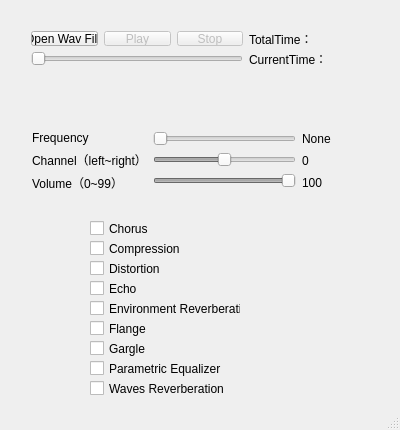
The window that Audio/DirectSoundPlay/mainwindow.ui (lgxZJ/Miscellaneous) describes before a commit, drawn with Qt 5.
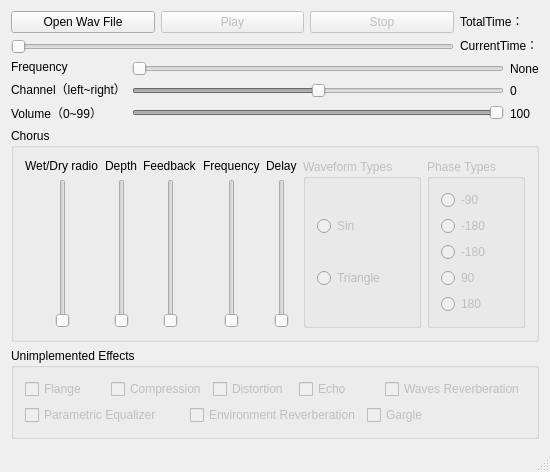
The same window after the commit.

Commit message: + add partial chorus effect[dynamic applying change remained]

What changed in the file:
```diff
--- a/Audio/DirectSoundPlay/mainwindow.ui
+++ b/Audio/DirectSoundPlay/mainwindow.ui
@@ -6,23 +6,16 @@
    <rect>
     <x>0</x>
     <y>0</y>
-    <width>400</width>
-    <height>430</height>
+    <width>530</width>
+    <height>441</height>
    </rect>
   </property>
   <property name="windowTitle">
    <string>MainWindow</string>
   </property>
   <widget class="QWidget" name="centralWidget">
-   <widget class="QWidget" name="layoutWidget">
-    <property name="geometry">
-     <rect>
-      <x>20</x>
-      <y>20</y>
-      <width>319</width>
-      <height>57</height>
-     </rect>
-    </property>
+   <layout class="QGridLayout" name="gridLayout_5">
+    <item row="0" column="0">
     <layout class="QHBoxLayout" name="horizontalLayout_5">
      <item>
       <layout class="QVBoxLayout" name="verticalLayout">
@@ -88,16 +81,8 @@
       </layout>
      </item>
     </layout>
-   </widget>
-   <widget class="QWidget" name="layoutWidget">
-    <property name="geometry">
-     <rect>
-      <x>21</x>
-      <y>120</y>
-      <width>321</width>
-      <height>82</height>
-     </rect>
-    </property>
+    </item>
+    <item row="1" column="0">
     <layout class="QHBoxLayout" name="horizontalLayout_2">
      <item>
       <layout class="QVBoxLayout" name="verticalLayout_4">
@@ -202,124 +187,452 @@
       </layout>
      </item>
     </layout>
-   </widget>
-   <widget class="QCheckBox" name="checkBox">
-    <property name="geometry">
-     <rect>
-      <x>90</x>
-      <y>220</y>
-      <width>70</width>
-      <height>17</height>
-     </rect>
-    </property>
-    <property name="text">
+    </item>
+    <item row="2" column="0">
+     <widget class="QGroupBox" name="waveformTy">
+      <property name="title">
      <string>Chorus</string>
     </property>
-   </widget>
+      <layout class="QGridLayout" name="gridLayout_3">
+       <item row="0" column="0">
+        <layout class="QVBoxLayout" name="verticalLayout_7">
+         <item>
+          <widget class="QLabel" name="wetDryLabel">
+           <property name="text">
+            <string>Wet/Dry radio</string>
+           </property>
+          </widget>
+         </item>
+         <item>
+          <layout class="QHBoxLayout" name="horizontalLayout_6">
+           <item>
+            <spacer name="horizontalSpacer">
+             <property name="orientation">
+              <enum>Qt::Horizontal</enum>
+             </property>
+             <property name="sizeHint" stdset="0">
+              <size>
+               <width>0</width>
+               <height>0</height>
+              </size>
+             </property>
+            </spacer>
+           </item>
+           <item>
+            <widget class="QSlider" name="wetDrySlider">
+             <property name="enabled">
+              <bool>false</bool>
+             </property>
+             <property name="orientation">
+              <enum>Qt::Vertical</enum>
+             </property>
+            </widget>
+           </item>
+           <item>
+            <spacer name="horizontalSpacer_2">
+             <property name="orientation">
+              <enum>Qt::Horizontal</enum>
+             </property>
+             <property name="sizeType">
+              <enum>QSizePolicy::Expanding</enum>
+             </property>
+             <property name="sizeHint" stdset="0">
+              <size>
+               <width>0</width>
+               <height>0</height>
+              </size>
+             </property>
+            </spacer>
+           </item>
+          </layout>
+         </item>
+        </layout>
+       </item>
+       <item row="0" column="1">
+        <layout class="QVBoxLayout" name="verticalLayout_8">
+         <item>
+          <widget class="QLabel" name="depthLabel">
+           <property name="text">
+            <string>Depth</string>
+           </property>
+          </widget>
+         </item>
+         <item>
+          <layout class="QHBoxLayout" name="horizontalLayout_7">
+           <item>
+            <spacer name="horizontalSpacer_3">
+             <property name="orientation">
+              <enum>Qt::Horizontal</enum>
+             </property>
+             <property name="sizeHint" stdset="0">
+              <size>
+               <width>0</width>
+               <height>0</height>
+              </size>
+             </property>
+            </spacer>
+           </item>
+           <item>
+            <widget class="QSlider" name="depthSlider">
+             <property name="enabled">
+              <bool>false</bool>
+             </property>
+             <property name="orientation">
+              <enum>Qt::Vertical</enum>
+             </property>
+            </widget>
+           </item>
+           <item>
+            <spacer name="horizontalSpacer_4">
+             <property name="orientation">
+              <enum>Qt::Horizontal</enum>
+             </property>
+             <property name="sizeHint" stdset="0">
+              <size>
+               <width>0</width>
+               <height>0</height>
+              </size>
+             </property>
+            </spacer>
+           </item>
+          </layout>
+         </item>
+        </layout>
+       </item>
+       <item row="0" column="2">
+        <layout class="QVBoxLayout" name="verticalLayout_10">
+         <item>
+          <widget class="QLabel" name="feedbackLabel">
+           <property name="text">
+            <string>Feedback</string>
+           </property>
+          </widget>
+         </item>
+         <item>
+          <layout class="QHBoxLayout" name="horizontalLayout_9">
+           <item>
+            <spacer name="horizontalSpacer_7">
+             <property name="orientation">
+              <enum>Qt::Horizontal</enum>
+             </property>
+             <property name="sizeHint" stdset="0">
+              <size>
+               <width>0</width>
+               <height>0</height>
+              </size>
+             </property>
+            </spacer>
+           </item>
+           <item>
+            <widget class="QSlider" name="feedbackSlider">
+             <property name="enabled">
+              <bool>false</bool>
+             </property>
+             <property name="orientation">
+              <enum>Qt::Vertical</enum>
+             </property>
+            </widget>
+           </item>
+           <item>
+            <spacer name="horizontalSpacer_8">
+             <property name="orientation">
+              <enum>Qt::Horizontal</enum>
+             </property>
+             <property name="sizeHint" stdset="0">
+              <size>
+               <width>0</width>
+               <height>0</height>
+              </size>
+             </property>
+            </spacer>
+           </item>
+          </layout>
+         </item>
+        </layout>
+       </item>
+       <item row="0" column="3">
+        <layout class="QVBoxLayout" name="verticalLayout_11">
+         <item>
+          <widget class="QLabel" name="chorusFreqneucyLabel">
+           <property name="text">
+            <string>Frequency</string>
+           </property>
+          </widget>
+         </item>
+         <item>
+          <layout class="QHBoxLayout" name="horizontalLayout_10">
+           <item>
+            <spacer name="horizontalSpacer_9">
+             <property name="orientation">
+              <enum>Qt::Horizontal</enum>
+             </property>
+             <property name="sizeHint" stdset="0">
+              <size>
+               <width>0</width>
+               <height>0</height>
+              </size>
+             </property>
+            </spacer>
+           </item>
+           <item>
+            <widget class="QSlider" name="chorusFrequencySlider">
+             <property name="enabled">
+              <bool>false</bool>
+             </property>
+             <property name="orientation">
+              <enum>Qt::Vertical</enum>
+             </property>
+            </widget>
+           </item>
+           <item>
+            <spacer name="horizontalSpacer_10">
+             <property name="orientation">
+              <enum>Qt::Horizontal</enum>
+             </property>
+             <property name="sizeHint" stdset="0">
+              <size>
+               <width>0</width>
+               <height>0</height>
+              </size>
+             </property>
+            </spacer>
+           </item>
+          </layout>
+         </item>
+        </layout>
+       </item>
+       <item row="0" column="4">
+        <layout class="QVBoxLayout" name="verticalLayout_17">
+         <item>
+          <widget class="QLabel" name="delayLabel">
+           <property name="text">
+            <string>Delay</string>
+           </property>
+          </widget>
+         </item>
+         <item>
+          <layout class="QHBoxLayout" name="horizontalLayout_16">
+           <item>
+            <spacer name="horizontalSpacer_21">
+             <property name="orientation">
+              <enum>Qt::Horizontal</enum>
+             </property>
+             <property name="sizeHint" stdset="0">
+              <size>
+               <width>0</width>
+               <height>0</height>
+              </size>
+             </property>
+            </spacer>
+           </item>
+           <item>
+            <widget class="QSlider" name="delaySlider">
+             <property name="enabled">
+              <bool>false</bool>
+             </property>
+             <property name="orientation">
+              <enum>Qt::Vertical</enum>
+             </property>
+            </widget>
+           </item>
+           <item>
+            <spacer name="horizontalSpacer_22">
+             <property name="orientation">
+              <enum>Qt::Horizontal</enum>
+             </property>
+             <property name="sizeHint" stdset="0">
+              <size>
+               <width>0</width>
+               <height>0</height>
+              </size>
+             </property>
+            </spacer>
+           </item>
+          </layout>
+         </item>
+        </layout>
+       </item>
+       <item row="0" column="5">
+        <widget class="QGroupBox" name="waveformTypesGroupBox">
+         <property name="enabled">
+          <bool>false</bool>
+         </property>
+         <property name="title">
+          <string>Waveform Types</string>
+         </property>
+         <layout class="QGridLayout" name="gridLayout">
+          <item row="0" column="0">
+           <widget class="QRadioButton" name="sinRadio">
+            <property name="enabled">
+             <bool>false</bool>
+            </property>
+            <property name="text">
+             <string>Sin</string>
+            </property>
+           </widget>
+          </item>
+          <item row="1" column="0">
+           <widget class="QRadioButton" name="triangleRadio">
+            <property name="text">
+             <string>Triangle</string>
+            </property>
+           </widget>
+          </item>
+         </layout>
+        </widget>
+       </item>
+       <item row="0" column="6">
+        <widget class="QGroupBox" name="phaseTypeGroupBox">
+         <property name="enabled">
+          <bool>false</bool>
+         </property>
+         <property name="title">
+          <string>Phase Types</string>
+         </property>
+         <layout class="QGridLayout" name="gridLayout_2">
+          <item row="0" column="0">
+           <widget class="QRadioButton" name="neg90Radio">
+            <property name="text">
+             <string>-90</string>
+            </property>
+           </widget>
+          </item>
+          <item row="1" column="0">
+           <widget class="QRadioButton" name="neg180Radio">
+            <property name="text">
+             <string>-180</string>
+            </property>
+           </widget>
+          </item>
+          <item row="2" column="0">
+           <widget class="QRadioButton" name="zeroRadio">
+            <property name="text">
+             <string>-180</string>
+            </property>
+           </widget>
+          </item>
+          <item row="3" column="0">
+           <widget class="QRadioButton" name="pos90Radio">
+            <property name="text">
+             <string>90</string>
+            </property>
+           </widget>
+          </item>
+          <item row="4" column="0">
+           <widget class="QRadioButton" name="pos180Radio">
+            <property name="text">
+             <string>180</string>
+            </property>
+           </widget>
+          </item>
+         </layout>
+        </widget>
+       </item>
+      </layout>
+     </widget>
+    </item>
+    <item row="3" column="0">
+     <widget class="QGroupBox" name="groupBox_4">
+      <property name="title">
+       <string>Unimplemented Effects</string>
+      </property>
+      <layout class="QGridLayout" name="gridLayout_4">
+       <item row="0" column="0">
+        <layout class="QVBoxLayout" name="verticalLayout_6">
+         <item>
+          <layout class="QHBoxLayout" name="horizontalLayout_3">
+           <item>
+            <widget class="QCheckBox" name="checkBox_6">
+             <property name="enabled">
+              <bool>false</bool>
+             </property>
+             <property name="text">
+              <string>Flange</string>
+             </property>
+            </widget>
+           </item>
+           <item>
    <widget class="QCheckBox" name="checkBox_2">
-    <property name="geometry">
-     <rect>
-      <x>90</x>
-      <y>240</y>
-      <width>91</width>
-      <height>17</height>
-     </rect>
+             <property name="enabled">
+              <bool>false</bool>
     </property>
     <property name="text">
      <string>Compression</string>
     </property>
    </widget>
+           </item>
+           <item>
    <widget class="QCheckBox" name="checkBox_3">
-    <property name="geometry">
-     <rect>
-      <x>90</x>
-      <y>260</y>
-      <width>70</width>
-      <height>17</height>
-     </rect>
+             <property name="enabled">
+              <bool>false</bool>
     </property>
     <property name="text">
      <string>Distortion</string>
     </property>
    </widget>
+           </item>
+           <item>
    <widget class="QCheckBox" name="checkBox_4">
-    <property name="geometry">
-     <rect>
-      <x>90</x>
-      <y>280</y>
-      <width>70</width>
-      <height>17</height>
-     </rect>
+             <property name="enabled">
+              <bool>false</bool>
     </property>
     <property name="text">
      <string>Echo</string>
     </property>
    </widget>
+           </item>
+           <item>
+            <widget class="QCheckBox" name="checkBox_9">
+             <property name="enabled">
+              <bool>false</bool>
+             </property>
+             <property name="text">
+              <string>Waves Reverberation</string>
+             </property>
+            </widget>
+           </item>
+          </layout>
+         </item>
+         <item>
+          <layout class="QHBoxLayout" name="horizontalLayout_4">
+           <item>
+            <widget class="QCheckBox" name="checkBox_8">
+             <property name="enabled">
+              <bool>false</bool>
+             </property>
+             <property name="text">
+              <string>Parametric Equalizer</string>
+             </property>
+            </widget>
+           </item>
+           <item>
    <widget class="QCheckBox" name="checkBox_5">
-    <property name="geometry">
-     <rect>
-      <x>90</x>
-      <y>300</y>
-      <width>151</width>
-      <height>17</height>
-     </rect>
+             <property name="enabled">
+              <bool>false</bool>
     </property>
     <property name="text">
      <string>Environment Reverberation</string>
     </property>
    </widget>
-   <widget class="QCheckBox" name="checkBox_6">
-    <property name="geometry">
-     <rect>
-      <x>90</x>
-      <y>320</y>
-      <width>151</width>
-      <height>17</height>
-     </rect>
-    </property>
-    <property name="text">
-     <string>Flange</string>
-    </property>
-   </widget>
+           </item>
+           <item>
    <widget class="QCheckBox" name="checkBox_7">
-    <property name="geometry">
-     <rect>
-      <x>90</x>
-      <y>340</y>
-      <width>151</width>
-      <height>17</height>
-     </rect>
+             <property name="enabled">
+              <bool>false</bool>
     </property>
     <property name="text">
      <string>Gargle</string>
     </property>
    </widget>
-   <widget class="QCheckBox" name="checkBox_8">
-    <property name="geometry">
-     <rect>
-      <x>90</x>
-      <y>360</y>
-      <width>151</width>
-      <height>17</height>
-     </rect>
-    </property>
-    <property name="text">
-     <string>Parametric Equalizer</string>
-    </property>
-   </widget>
-   <widget class="QCheckBox" name="checkBox_9">
-    <property name="geometry">
-     <rect>
-      <x>90</x>
-      <y>380</y>
-      <width>151</width>
-      <height>17</height>
-     </rect>
-    </property>
-    <property name="text">
-     <string>Waves Reverberation</string>
-    </property>
-   </widget>
+           </item>
+          </layout>
+         </item>
+        </layout>
+       </item>
+      </layout>
+     </widget>
+    </item>
+   </layout>
   </widget>
   <widget class="QStatusBar" name="statusBar"/>
   <action name="action_Open_Wav_file">
```
Lines whose indentation alone changed are shown as unchanged. The commit also changes 4 other files.
